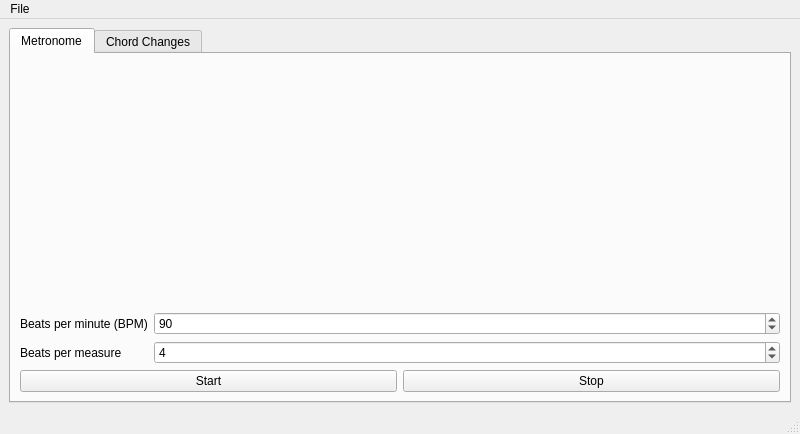
Old version of the form guitartools/mainwindow.ui in the repository ispielman/guitartools.
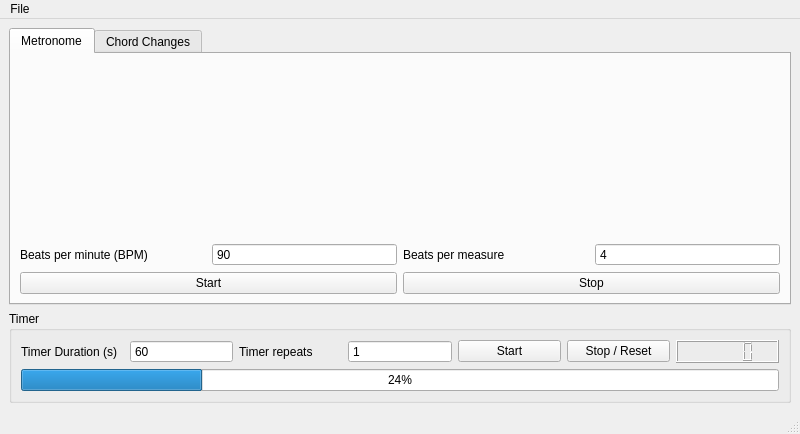
New version of the form.

Patch:
```diff
--- a/guitartools/mainwindow.ui
+++ b/guitartools/mainwindow.ui
@@ -45,16 +45,19 @@
          </spacer>
         </item>
         <item>
-         <layout class="QFormLayout" name="formLayout">
-          <item row="0" column="0">
+         <layout class="QHBoxLayout" name="horizontalLayout_3">
+          <item>
            <widget class="QLabel" name="label">
             <property name="text">
              <string>Beats per minute (BPM)</string>
             </property>
            </widget>
           </item>
-          <item row="0" column="1">
+          <item>
            <widget class="QSpinBox" name="BPM_spinBox">
+            <property name="buttonSymbols">
+             <enum>QAbstractSpinBox::NoButtons</enum>
+            </property>
             <property name="minimum">
              <number>1</number>
             </property>
@@ -66,15 +69,18 @@
             </property>
            </widget>
           </item>
-          <item row="1" column="0">
+          <item>
            <widget class="QLabel" name="label_2">
             <property name="text">
              <string>Beats per measure</string>
             </property>
            </widget>
           </item>
-          <item row="1" column="1">
+          <item>
            <widget class="QSpinBox" name="Emph_spinBox">
+            <property name="buttonSymbols">
+             <enum>QAbstractSpinBox::NoButtons</enum>
+            </property>
             <property name="minimum">
              <number>1</number>
             </property>
@@ -112,6 +118,89 @@
       </widget>
      </widget>
     </item>
+    <item>
+     <widget class="QGroupBox" name="groupBox_Timer">
+      <property name="title">
+       <string>Timer</string>
+      </property>
+      <property name="flat">
+       <bool>false</bool>
+      </property>
+      <property name="checkable">
+       <bool>false</bool>
+      </property>
+      <layout class="QVBoxLayout" name="verticalLayout_6">
+       <item>
+        <layout class="QHBoxLayout" name="horizontalLayout_timer">
+         <item>
+          <widget class="QLabel" name="label_4">
+           <property name="text">
+            <string>Timer Duration (s)</string>
+           </property>
+          </widget>
+         </item>
+         <item>
+          <widget class="QSpinBox" name="spinBox_2">
+           <property name="buttonSymbols">
+            <enum>QAbstractSpinBox::NoButtons</enum>
+           </property>
+           <property name="minimum">
+            <number>1</number>
+           </property>
+           <property name="maximum">
+            <number>3600</number>
+           </property>
+           <property name="value">
+            <number>60</number>
+           </property>
+          </widget>
+         </item>
+         <item>
+          <widget class="QLabel" name="label_3">
+           <property name="text">
+            <string>Timer repeats</string>
+           </property>
+          </widget>
+         </item>
+         <item>
+          <widget class="QSpinBox" name="spinBox">
+           <property name="buttonSymbols">
+            <enum>QAbstractSpinBox::NoButtons</enum>
+           </property>
+           <property name="minimum">
+            <number>1</number>
+           </property>
+          </widget>
+         </item>
+         <item>
+          <widget class="QPushButton" name="pushButton_TimerStart">
+           <property name="text">
+            <string>Start</string>
+           </property>
+          </widget>
+         </item>
+         <item>
+          <widget class="QPushButton" name="pushButton_TimerStop">
+           <property name="text">
+            <string>Stop / Reset</string>
+           </property>
+          </widget>
+         </item>
+         <item>
+          <widget class="QLCDNumber" name="lcdNumber_Timer"/>
+         </item>
+        </layout>
+       </item>
+       <item>
+        <widget class="QProgressBar" name="progressBar_Timer">
+         <property name="value">
+          <number>24</number>
+         </property>
+        </widget>
+       </item>
+      </layout>
+     </widget>
+    </item>
    </layout>
   </widget>
   <widget class="QMenuBar" name="menubar">
```
Left out of the diff: 6 changed lines with no effect on the pictures.
